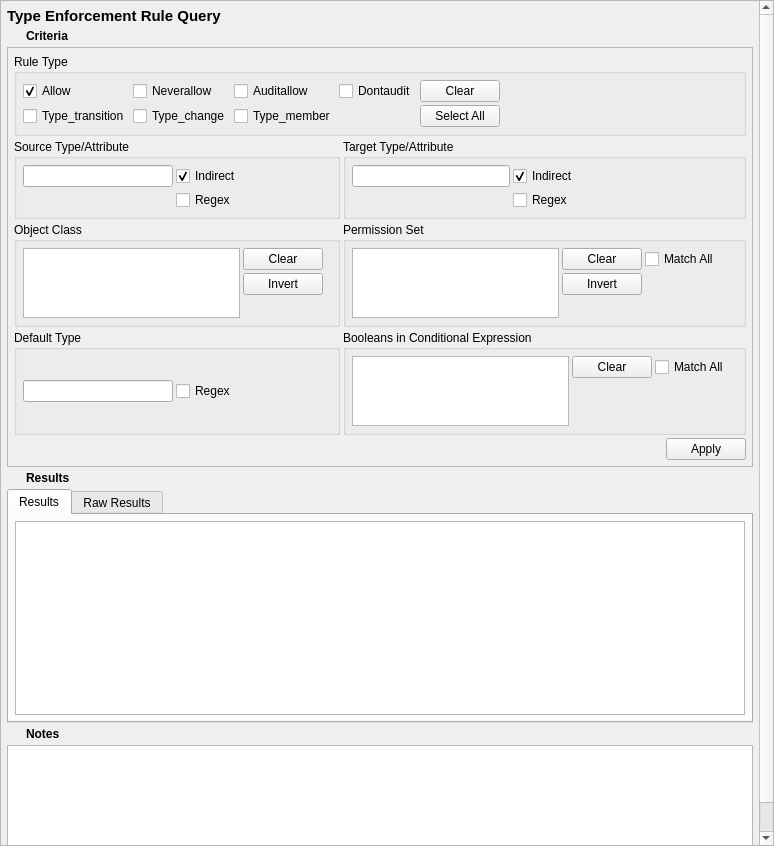
Old version of the form data/terulequery.ui in the repository SELinuxProject/setools.
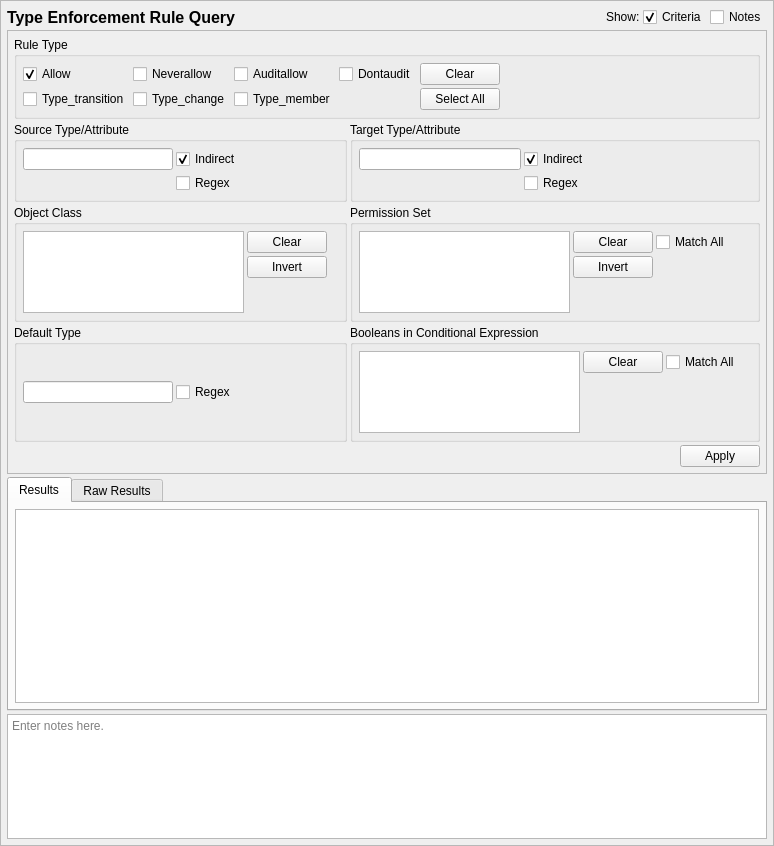
New version of the form. Icons and pictures are not drawn.

Commit message:
apol: switch tabs to (more discoverable) check boxes for hiding UI elements
Also drop the results expander.

Diff of the .ui file:
```diff
--- a/data/terulequery.ui
+++ b/data/terulequery.ui
@@ -21,8 +21,8 @@
     <rect>
      <x>0</x>
      <y>0</y>
-     <width>758</width>
-     <height>875</height>
+     <width>772</width>
+     <height>844</height>
     </rect>
    </property>
    <property name="minimumSize">
@@ -47,217 +47,7 @@
     <property name="spacing">
      <number>3</number>
     </property>
-    <item row="5" column="0">
-     <widget class="QPushButton" name="notes_expander">
-      <property name="sizePolicy">
-       <sizepolicy hsizetype="Fixed" vsizetype="Fixed">
-        <horstretch>0</horstretch>
-        <verstretch>0</verstretch>
-       </sizepolicy>
-      </property>
-      <property name="minimumSize">
-       <size>
-        <width>16</width>
-        <height>16</height>
-       </size>
-      </property>
-      <property name="maximumSize">
-       <size>
-        <width>16</width>
-        <height>16</height>
-       </size>
-      </property>
-      <property name="focusPolicy">
-       <enum>Qt::TabFocus</enum>
-      </property>
-      <property name="styleSheet">
-       <string notr="true">QPushButton:flat {   border: none; }</string>
-      </property>
-      <property name="text">
-       <string/>
-      </property>
-      <property name="icon">
-       <iconset>
-        <normaloff>icons/expand_inactive.png</normaloff>
-        <normalon>icons/expand_active.png</normalon>icons/expand_inactive.png</iconset>
-      </property>
-      <property name="iconSize">
-       <size>
-        <width>16</width>
-        <height>16</height>
-       </size>
-      </property>
-      <property name="checkable">
-       <bool>true</bool>
-      </property>
-      <property name="checked">
-       <bool>false</bool>
-      </property>
-      <property name="flat">
-       <bool>true</bool>
-      </property>
-     </widget>
-    </item>
-    <item row="3" column="0">
-     <widget class="QPushButton" name="results_expander">
-      <property name="sizePolicy">
-       <sizepolicy hsizetype="Fixed" vsizetype="Fixed">
-        <horstretch>0</horstretch>
-        <verstretch>0</verstretch>
-       </sizepolicy>
-      </property>
-      <property name="minimumSize">
-       <size>
-        <width>16</width>
-        <height>16</height>
-       </size>
-      </property>
-      <property name="maximumSize">
-       <size>
-        <width>16</width>
-        <height>16</height>
-       </size>
-      </property>
-      <property name="focusPolicy">
-       <enum>Qt::TabFocus</enum>
-      </property>
-      <property name="styleSheet">
-       <string notr="true">QPushButton:flat {   border: none; }</string>
-      </property>
-      <property name="text">
-       <string/>
-      </property>
-      <property name="icon">
-       <iconset>
-        <normaloff>icons/expand_inactive.png</normaloff>
-        <normalon>icons/expand_active.png</normalon>icons/expand_inactive.png</iconset>
-      </property>
-      <property name="iconSize">
-       <size>
-        <width>16</width>
-        <height>16</height>
-       </size>
-      </property>
-      <property name="checkable">
-       <bool>true</bool>
-      </property>
-      <property name="checked">
-       <bool>true</bool>
-      </property>
-      <property name="flat">
-       <bool>true</bool>
-      </property>
-     </widget>
-    </item>
-    <item row="1" column="1">
-     <widget class="QLabel" name="label_2">
-      <property name="sizePolicy">
-       <sizepolicy hsizetype="Preferred" vsizetype="Fixed">
-        <horstretch>0</horstretch>
-        <verstretch>0</verstretch>
-       </sizepolicy>
-      </property>
-      <property name="font">
-       <font>
-        <weight>75</weight>
-        <bold>true</bold>
-       </font>
-      </property>
-      <property name="text">
-       <string>Criteria</string>
-      </property>
-     </widget>
-    </item>
-    <item row="3" column="1">
-     <widget class="QLabel" name="label_3">
-      <property name="sizePolicy">
-       <sizepolicy hsizetype="Preferred" vsizetype="Fixed">
-        <horstretch>0</horstretch>
-        <verstretch>0</verstretch>
-       </sizepolicy>
-      </property>
-      <property name="font">
-       <font>
-        <weight>75</weight>
-        <bold>true</bold>
-       </font>
-      </property>
-      <property name="text">
-       <string>Results</string>
-      </property>
-     </widget>
-    </item>
-    <item row="1" column="0">
-     <widget class="QPushButton" name="criteria_expander">
-      <property name="sizePolicy">
-       <sizepolicy hsizetype="Fixed" vsizetype="Fixed">
-        <horstretch>0</horstretch>
-        <verstretch>0</verstretch>
-       </sizepolicy>
-      </property>
-      <property name="minimumSize">
-       <size>
-        <width>16</width>
-        <height>16</height>
-       </size>
-      </property>
-      <property name="maximumSize">
-       <size>
-        <width>16</width>
-        <height>16</height>
-       </size>
-      </property>
-      <property name="focusPolicy">
-       <enum>Qt::TabFocus</enum>
-      </property>
-      <property name="styleSheet">
-       <string notr="true">QPushButton:flat {   border: none; }</string>
-      </property>
-      <property name="text">
-       <string/>
-      </property>
-      <property name="icon">
-       <iconset>
-        <normaloff>icons/expand_inactive.png</normaloff>
-        <normalon>icons/expand_active.png</normalon>icons/expand_inactive.png</iconset>
-      </property>
-      <property name="iconSize">
-       <size>
-        <width>16</width>
-        <height>16</height>
-       </size>
-      </property>
-      <property name="checkable">
-       <bool>true</bool>
-      </property>
-      <property name="checked">
-       <bool>true</bool>
-      </property>
-      <property name="flat">
-       <bool>true</bool>
-      </property>
-     </widget>
-    </item>
-    <item row="5" column="1">
-     <widget class="QLabel" name="label_4">
-      <property name="sizePolicy">
-       <sizepolicy hsizetype="Preferred" vsizetype="Fixed">
-        <horstretch>0</horstretch>
-        <verstretch>0</verstretch>
-       </sizepolicy>
-      </property>
-      <property name="font">
-       <font>
-        <weight>75</weight>
-        <bold>true</bold>
-       </font>
-      </property>
-      <property name="text">
-       <string>Notes</string>
-      </property>
-     </widget>
-    </item>
-    <item row="6" column="0" colspan="2">
+    <item row="4" column="0" colspan="5">
      <widget class="QTextEdit" name="notes">
       <property name="minimumSize">
        <size>
@@ -268,9 +58,143 @@
       <property name="toolTip">
        <string>Optionally enter notes here about the query.</string>
       </property>
+      <property name="placeholderText">
+       <string>Enter notes here.</string>
+      </property>
      </widget>
     </item>
-    <item row="0" column="0" colspan="2">
+    <item row="3" column="0" colspan="5">
+     <widget class="QTabWidget" name="results_frame">
+      <property name="sizePolicy">
+       <sizepolicy hsizetype="Preferred" vsizetype="MinimumExpanding">
+        <horstretch>0</horstretch>
+        <verstretch>0</verstretch>
+       </sizepolicy>
+      </property>
+      <property name="currentIndex">
+       <number>0</number>
+      </property>
+      <widget class="QWidget" name="results_framePage1">
+       <attribute name="title">
+        <string>Results</string>
+       </attribute>
+       <layout class="QVBoxLayout" name="verticalLayout_3">
+        <property name="leftMargin">
+         <number>6</number>
+        </property>
+        <property name="topMargin">
+         <number>6</number>
+        </property>
+        <property name="rightMargin">
+         <number>6</number>
+        </property>
+        <property name="bottomMargin">
+         <number>6</number>
+        </property>
+        <item>
+         <widget class="QTableView" name="table_results">
+          <property name="sizeAdjustPolicy">
+           <enum>QAbstractScrollArea::AdjustIgnored</enum>
+          </property>
+          <property name="alternatingRowColors">
+           <bool>true</bool>
+          </property>
+          <property name="sortingEnabled">
+           <bool>true</bool>
+          </property>
+         </widget>
+        </item>
+       </layout>
+      </widget>
+      <widget class="QWidget" name="results_framePage2">
+       <attribute name="title">
+        <string>Raw Results</string>
+       </attribute>
+       <layout class="QVBoxLayout" name="verticalLayout_2">
+        <property name="leftMargin">
+         <number>6</number>
+        </property>
+        <property name="topMargin">
+         <number>6</number>
+        </property>
+        <property name="rightMargin">
+         <number>6</number>
+        </property>
+        <property name="bottomMargin">
+         <number>6</number>
+        </property>
+        <item>
+         <widget class="QPlainTextEdit" name="raw_results">
+          <property name="minimumSize">
+           <size>
+            <width>0</width>
+            <height>0</height>
+           </size>
+          </property>
+          <property name="font">
+           <font>
+            <family>Monospace</family>
+           </font>
+          </property>
+          <property name="documentTitle">
+           <string/>
+          </property>
+          <property name="lineWrapMode">
+           <enum>QPlainTextEdit::NoWrap</enum>
+          </property>
+          <property name="readOnly">
+           <bool>true</bool>
+          </property>
+         </widget>
+        </item>
+       </layout>
+      </widget>
+     </widget>
+    </item>
+    <item row="0" column="4">
+     <widget class="QCheckBox" name="notes_expander">
+      <property name="toolTip">
+       <string>Show or hide the notes field (no data is lost)</string>
+      </property>
+      <property name="text">
+       <string>Notes</string>
+      </property>
+     </widget>
+    </item>
+    <item row="0" column="3">
+     <widget class="QCheckBox" name="criteria_expander">
+      <property name="toolTip">
+       <string>Show or hide the search criteria (no settings are lost)</string>
+      </property>
+      <property name="text">
+       <string>Criteria</string>
+      </property>
+      <property name="checked">
+       <bool>true</bool>
+      </property>
+     </widget>
+    </item>
+    <item row="0" column="1">
+     <spacer name="horizontalSpacer_8">
+      <property name="orientation">
+       <enum>Qt::Horizontal</enum>
+      </property>
+      <property name="sizeHint" stdset="0">
+       <size>
+        <width>40</width>
+        <height>20</height>
+       </size>
+      </property>
+     </spacer>
+    </item>
+    <item row="0" column="2">
+     <widget class="QLabel" name="label_2">
+      <property name="text">
+       <string>Show:</string>
+      </property>
+     </widget>
+    </item>
+    <item row="0" column="0">
      <widget class="QLabel" name="label">
       <property name="sizePolicy">
        <sizepolicy hsizetype="Preferred" vsizetype="Fixed">
@@ -286,7 +210,7 @@
       </property>
       <property name="font">
        <font>
-        <pointsize>11</pointsize>
+        <pointsize>12</pointsize>
         <weight>75</weight>
         <bold>true</bold>
        </font>
@@ -296,7 +220,7 @@
       </property>
      </widget>
     </item>
-    <item row="2" column="0" colspan="2">
+    <item row="2" column="0" colspan="5">
      <widget class="QFrame" name="criteria_frame">
       <property name="maximumSize">
        <size>
@@ -978,94 +902,6 @@
       <zorder>buttonBox</zorder>
      </widget>
     </item>
-    <item row="4" column="0" colspan="2">
-     <widget class="QTabWidget" name="results_frame">
-      <property name="sizePolicy">
-       <sizepolicy hsizetype="Preferred" vsizetype="MinimumExpanding">
-        <horstretch>0</horstretch>
-        <verstretch>0</verstretch>
-       </sizepolicy>
-      </property>
-      <property name="currentIndex">
-       <number>0</number>
-      </property>
-      <widget class="QWidget" name="results_framePage1">
-       <attribute name="title">
-        <string>Results</string>
-       </attribute>
-       <layout class="QVBoxLayout" name="verticalLayout_3">
-        <property name="leftMargin">
-         <number>6</number>
-        </property>
-        <property name="topMargin">
-         <number>6</number>
-        </property>
-        <property name="rightMargin">
-         <number>6</number>
-        </property>
-        <property name="bottomMargin">
-         <number>6</number>
-        </property>
-        <item>
-         <widget class="QTableView" name="table_results">
-          <property name="sizeAdjustPolicy">
-           <enum>QAbstractScrollArea::AdjustIgnored</enum>
-          </property>
-          <property name="alternatingRowColors">
-           <bool>true</bool>
-          </property>
-          <property name="sortingEnabled">
-           <bool>true</bool>
-          </property>
-         </widget>
-        </item>
-       </layout>
-      </widget>
-      <widget class="QWidget" name="results_framePage2">
-       <attribute name="title">
-        <string>Raw Results</string>
-       </attribute>
-       <layout class="QVBoxLayout" name="verticalLayout_2">
-        <property name="leftMargin">
-         <number>6</number>
-        </property>
-        <property name="topMargin">
-         <number>6</number>
-        </property>
-        <property name="rightMargin">
-         <number>6</number>
-        </property>
-        <property name="bottomMargin">
-         <number>6</number>
-        </property>
-        <item>
-         <widget class="QPlainTextEdit" name="raw_results">
-          <property name="minimumSize">
-           <size>
-            <width>0</width>
-            <height>0</height>
-           </size>
-          </property>
-          <property name="font">
-           <font>
-            <family>Monospace</family>
-           </font>
-          </property>
-          <property name="documentTitle">
-           <string/>
-          </property>
-          <property name="lineWrapMode">
-           <enum>QPlainTextEdit::NoWrap</enum>
-          </property>
-          <property name="readOnly">
-           <bool>true</bool>
-          </property>
-         </widget>
-        </item>
-       </layout>
-      </widget>
-     </widget>
-    </item>
    </layout>
   </widget>
  </widget>
```
Left out of the diff: 33 changed lines with no effect on the pictures. The commit also changes 10 other files.
